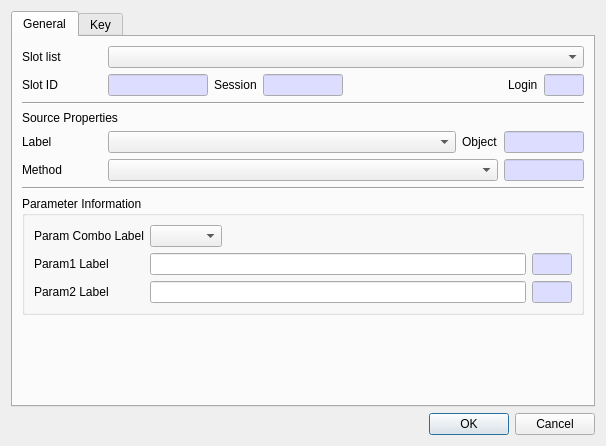
First picture: the form in CryptokiMan/derive_key_dlg.ui, repository jykim74/CryptokiMan, before the edit.
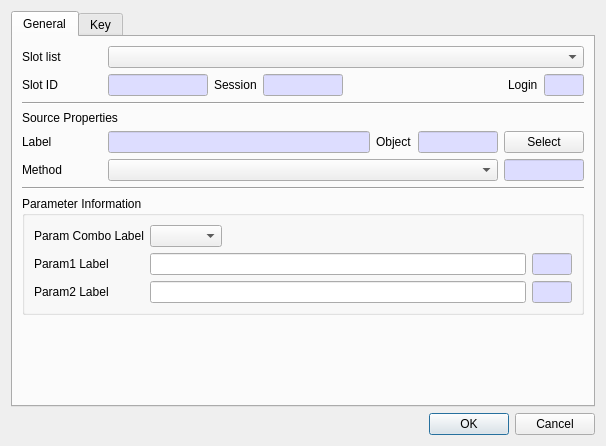
Second picture: the form after the edit.

The edit to the form file:
```diff
--- a/CryptokiMan/derive_key_dlg.ui
+++ b/CryptokiMan/derive_key_dlg.ui
@@ -277,25 +277,6 @@
            </property>
           </widget>
          </item>
-         <item row="0" column="0">
-          <widget class="QLabel" name="label_7">
-           <property name="minimumSize">
-            <size>
-             <width>80</width>
-             <height>0</height>
-            </size>
-           </property>
-           <property name="maximumSize">
-            <size>
-             <width>80</width>
-             <height>16777215</height>
-            </size>
-           </property>
-           <property name="text">
-            <string>Label</string>
-           </property>
-          </widget>
-         </item>
          <item row="0" column="3">
           <widget class="QLineEdit" name="mSrcObjectText">
            <property name="minimumSize">
@@ -352,13 +333,63 @@
            </property>
           </widget>
          </item>
+         <item row="0" column="4">
+          <widget class="QPushButton" name="mSelectSrcBtn">
+           <property name="text">
+            <string>Select</string>
+           </property>
+          </widget>
+         </item>
+         <item row="0" column="0">
+          <widget class="QLabel" name="label_7">
+           <property name="minimumSize">
+            <size>
+             <width>80</width>
+             <height>0</height>
+            </size>
+           </property>
+           <property name="maximumSize">
+            <size>
+             <width>80</width>
+             <height>16777215</height>
+            </size>
+           </property>
+           <property name="text">
+            <string>Label</string>
+           </property>
+          </widget>
+         </item>
          <item row="0" column="1">
-          <widget class="QComboBox" name="mSrcLabelCombo">
-           <property name="sizePolicy">
-            <sizepolicy hsizetype="Preferred" vsizetype="Fixed">
-             <horstretch>1</horstretch>
-             <verstretch>0</verstretch>
-            </sizepolicy>
+          <widget class="QLineEdit" name="mSrcLabelText">
+           <property name="palette">
+            <palette>
+             <active>
+              <colorrole role="Base">
+               <brush brushstyle="SolidPattern">
+                <color alpha="255">
+                 <red>221</red>
+                 <green>221</green>
+                 <blue>255</blue>
+                </color>
+               </brush>
+              </colorrole>
+             </active>
+             <inactive>
+              <colorrole role="Base">
+               <brush brushstyle="SolidPattern">
+                <color alpha="255">
+                 <red>221</red>
+                 <green>221</green>
+                 <blue>255</blue>
+                </color>
+               </brush>
+              </colorrole>
+             </inactive>
+             <disabled/>
+            </palette>
+           </property>
+           <property name="readOnly">
+            <bool>true</bool>
            </property>
           </widget>
          </item>
```
Left out of the diff: 1 changed line with no effect on the pictures.
